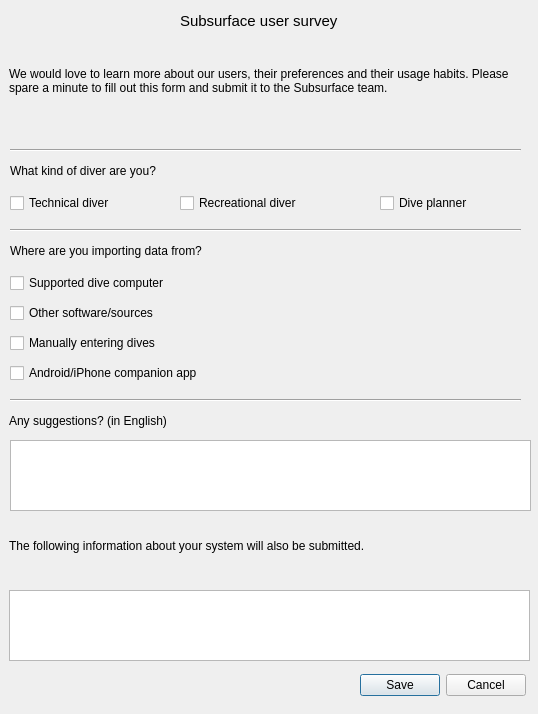
Old version of the form desktop-widgets/usersurvey.ui in the repository subsurface/subsurface.
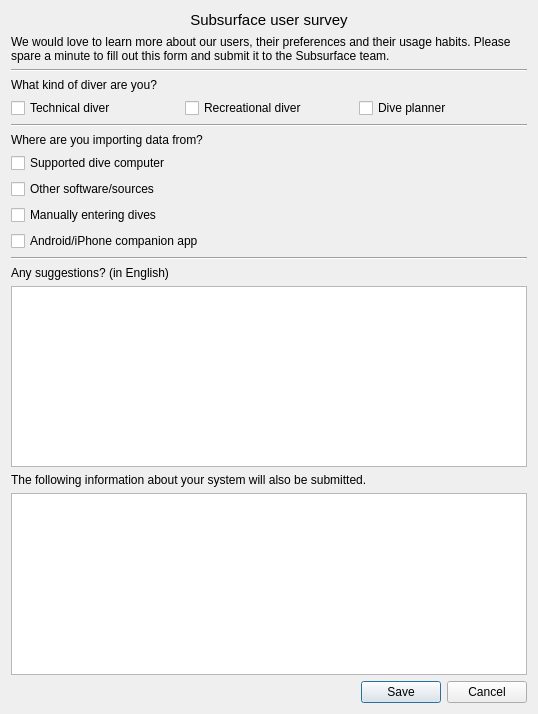
New version of the form.

Commit message:
fix: User survey UI.
Enable window resize (Lay Out in a Grid).
Center first label and it's text.

```diff
--- a/desktop-widgets/usersurvey.ui
+++ b/desktop-widgets/usersurvey.ui
@@ -13,33 +13,9 @@
   <property name="windowTitle">
    <string>User survey</string>
   </property>
-  <widget class="QLabel" name="label">
-   <property name="geometry">
-    <rect>
-     <x>180</x>
-     <y>10</y>
-     <width>241</width>
-     <height>21</height>
-    </rect>
-   </property>
-   <property name="font">
-    <font>
-     <pointsize>11</pointsize>
-    </font>
-   </property>
-   <property name="text">
-    <string>Subsurface user survey</string>
-   </property>
-  </widget>
+  <layout class="QGridLayout" name="gridLayout">
+   <item row="1" column="0" colspan="3">
   <widget class="QLabel" name="label_2">
-   <property name="geometry">
-    <rect>
-     <x>9</x>
-     <y>36</y>
-     <width>521</width>
-     <height>91</height>
-    </rect>
-   </property>
    <property name="text">
     <string>&lt;html&gt;&lt;head/&gt;&lt;body&gt;&lt;p&gt;We would love to learn more about our users, their preferences and their usage habits. Please spare a minute to fill out this form and submit it to the Subsurface team.&lt;/p&gt;&lt;/body&gt;&lt;/html&gt;</string>
    </property>
@@ -50,129 +26,103 @@
     <bool>true</bool>
    </property>
   </widget>
+   </item>
+   <item row="2" column="0" colspan="3">
+    <widget class="Line" name="line">
+     <property name="orientation">
+      <enum>Qt::Horizontal</enum>
+     </property>
+    </widget>
+   </item>
+   <item row="3" column="0" colspan="3">
+    <widget class="QLabel" name="label_5">
+     <property name="text">
+      <string>What kind of diver are you?</string>
+     </property>
+    </widget>
+   </item>
+   <item row="4" column="0">
   <widget class="QCheckBox" name="tech">
-   <property name="geometry">
-    <rect>
-     <x>10</x>
-     <y>190</y>
-     <width>161</width>
-     <height>26</height>
-    </rect>
-   </property>
    <property name="text">
     <string>Technical diver</string>
    </property>
   </widget>
+   </item>
+   <item row="4" column="1">
   <widget class="QCheckBox" name="recreational">
-   <property name="geometry">
-    <rect>
-     <x>180</x>
-     <y>190</y>
-     <width>181</width>
-     <height>26</height>
-    </rect>
-   </property>
    <property name="text">
     <string>Recreational diver</string>
    </property>
   </widget>
+   </item>
+   <item row="4" column="2">
   <widget class="QCheckBox" name="planning">
-   <property name="geometry">
-    <rect>
-     <x>380</x>
-     <y>190</y>
-     <width>141</width>
-     <height>26</height>
-    </rect>
-   </property>
    <property name="text">
     <string>Dive planner</string>
    </property>
   </widget>
+   </item>
+   <item row="5" column="0" colspan="3">
+    <widget class="Line" name="line_2">
+     <property name="orientation">
+      <enum>Qt::Horizontal</enum>
+     </property>
+    </widget>
+   </item>
+   <item row="6" column="0" colspan="3">
+    <widget class="QLabel" name="label_6">
+     <property name="text">
+      <string>Where are you importing data from?</string>
+     </property>
+    </widget>
+   </item>
+   <item row="7" column="0" colspan="3">
   <widget class="QCheckBox" name="download">
-   <property name="geometry">
-    <rect>
-     <x>10</x>
-     <y>270</y>
-     <width>481</width>
-     <height>26</height>
-    </rect>
-   </property>
    <property name="text">
     <string>Supported dive computer</string>
    </property>
   </widget>
+   </item>
+   <item row="8" column="0" colspan="3">
   <widget class="QCheckBox" name="divecomputer">
-   <property name="geometry">
-    <rect>
-     <x>10</x>
-     <y>300</y>
-     <width>491</width>
-     <height>26</height>
-    </rect>
-   </property>
    <property name="text">
     <string>Other software/sources</string>
    </property>
   </widget>
+   </item>
+   <item row="9" column="0" colspan="3">
   <widget class="QCheckBox" name="manual">
-   <property name="geometry">
-    <rect>
-     <x>10</x>
-     <y>330</y>
-     <width>501</width>
-     <height>26</height>
-    </rect>
-   </property>
    <property name="text">
     <string>Manually entering dives</string>
    </property>
   </widget>
+   </item>
+   <item row="10" column="0" colspan="3">
   <widget class="QCheckBox" name="companion">
-   <property name="geometry">
-    <rect>
-     <x>10</x>
-     <y>360</y>
-     <width>491</width>
-     <height>26</height>
-    </rect>
-   </property>
    <property name="text">
    <string>Android/iPhone companion app</string>
    </property>
   </widget>
+   </item>
+   <item row="11" column="0" colspan="3">
+    <widget class="Line" name="line_3">
+     <property name="orientation">
+      <enum>Qt::Horizontal</enum>
+     </property>
+    </widget>
+   </item>
+   <item row="12" column="0" colspan="3">
   <widget class="QLabel" name="label_3">
-   <property name="geometry">
-    <rect>
-     <x>9</x>
-     <y>410</y>
-     <width>501</width>
-     <height>21</height>
-    </rect>
-   </property>
    <property name="text">
     <string>Any suggestions? (in English)</string>
    </property>
   </widget>
-  <widget class="QPlainTextEdit" name="suggestions">
-   <property name="geometry">
-    <rect>
-     <x>10</x>
-     <y>440</y>
-     <width>521</width>
-     <height>71</height>
-    </rect>
-   </property>
-  </widget>
+   </item>
+   <item row="13" column="0" colspan="3">
+    <widget class="QPlainTextEdit" name="suggestions"/>
+   </item>
+   <item row="14" column="0" colspan="3">
   <widget class="QLabel" name="label_4">
-   <property name="geometry">
-    <rect>
-     <x>9</x>
-     <y>520</y>
-     <width>511</width>
-     <height>51</height>
-    </rect>
-   </property>
    <property name="text">
     <string>The following information about your system will also be submitted.</string>
    </property>
@@ -180,15 +130,9 @@
     <bool>true</bool>
    </property>
   </widget>
+   </item>
+   <item row="15" column="0" colspan="3">
   <widget class="QPlainTextEdit" name="system">
-   <property name="geometry">
-    <rect>
-     <x>9</x>
-     <y>590</y>
-     <width>521</width>
-     <height>71</height>
-    </rect>
-   </property>
    <property name="sizePolicy">
     <sizepolicy hsizetype="Expanding" vsizetype="Expanding">
      <horstretch>0</horstretch>
@@ -199,15 +143,9 @@
     <bool>true</bool>
    </property>
   </widget>
+   </item>
+   <item row="16" column="1" colspan="2">
   <widget class="QDialogButtonBox" name="buttonBox">
-   <property name="geometry">
-    <rect>
-     <x>350</x>
-     <y>670</y>
-     <width>176</width>
-     <height>31</height>
-    </rect>
-   </property>
    <property name="focusPolicy">
     <enum>Qt::TabFocus</enum>
    </property>
@@ -218,71 +156,23 @@
     <set>QDialogButtonBox::Cancel|QDialogButtonBox::Save</set>
    </property>
   </widget>
-  <widget class="QLabel" name="label_5">
-   <property name="geometry">
-    <rect>
-     <x>10</x>
-     <y>160</y>
-     <width>451</width>
-     <height>21</height>
-    </rect>
+   </item>
+   <item row="0" column="0" colspan="3">
+    <widget class="QLabel" name="label">
+     <property name="font">
+      <font>
+       <pointsize>11</pointsize>
+      </font>
    </property>
    <property name="text">
-    <string>What kind of diver are you?</string>
-   </property>
-  </widget>
-  <widget class="Line" name="line">
-   <property name="geometry">
-    <rect>
-     <x>10</x>
-     <y>140</y>
-     <width>511</width>
-     <height>20</height>
-    </rect>
-   </property>
-   <property name="orientation">
-    <enum>Qt::Horizontal</enum>
-   </property>
-  </widget>
-  <widget class="Line" name="line_2">
-   <property name="geometry">
-    <rect>
-     <x>10</x>
-     <y>220</y>
-     <width>511</width>
-     <height>20</height>
-    </rect>
-   </property>
-   <property name="orientation">
-    <enum>Qt::Horizontal</enum>
-   </property>
-  </widget>
-  <widget class="QLabel" name="label_6">
-   <property name="geometry">
-    <rect>
-     <x>10</x>
-     <y>240</y>
-     <width>491</width>
-     <height>21</height>
-    </rect>
-   </property>
-   <property name="text">
-    <string>Where are you importing data from?</string>
-   </property>
-  </widget>
-  <widget class="Line" name="line_3">
-   <property name="geometry">
-    <rect>
-     <x>10</x>
-     <y>390</y>
-     <width>511</width>
-     <height>20</height>
-    </rect>
-   </property>
-   <property name="orientation">
-    <enum>Qt::Horizontal</enum>
-   </property>
-  </widget>
+      <string>Subsurface user survey</string>
+     </property>
+     <property name="alignment">
+      <set>Qt::AlignCenter</set>
+     </property>
+    </widget>
+   </item>
+  </layout>
  </widget>
  <tabstops>
   <tabstop>tech</tabstop>
```
Lines whose indentation alone changed are shown as unchanged.
